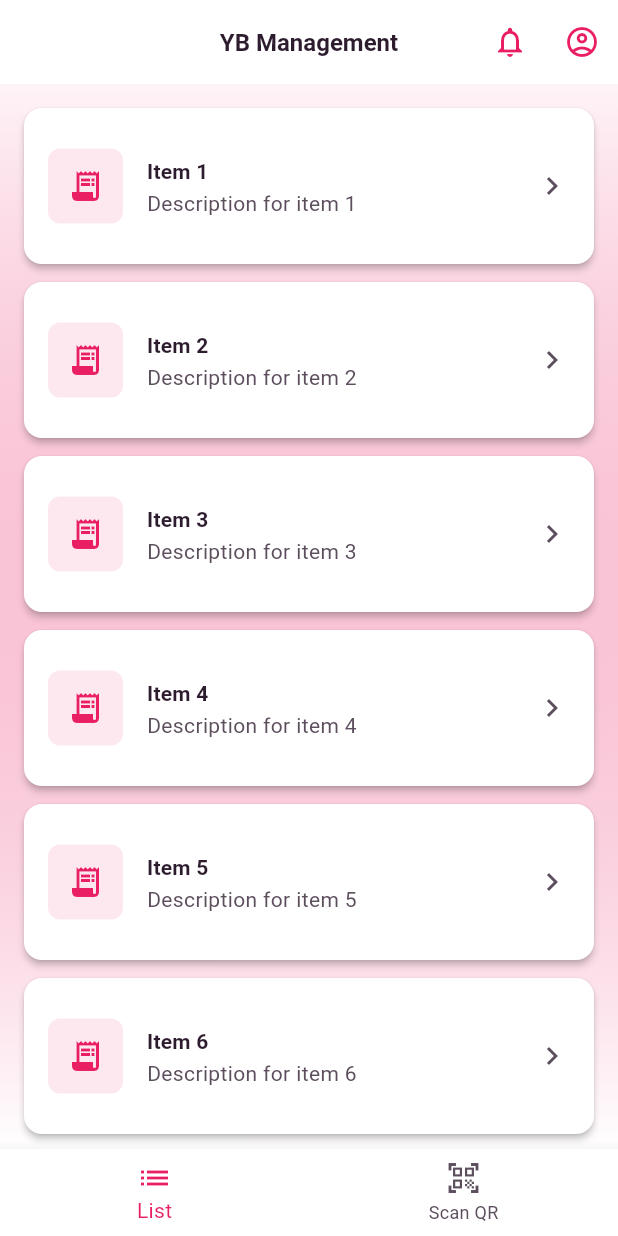
After one commit to illukinati/ticketing-app, a Flutter app: the HomeScreen screen opened by its route, after a tap on the "notifications" icon, on a phone screen of 412 x 824 dp. The commit adds this screen. Run offline on Flutter 3.47's test engine with Material 3 defaults, Android fonts, the phone set to English and light mode, and no system bars; our stand-ins replace go_router.

Commit message:
feat: Implement Home Screen with Bottom Navigation
This commit introduces a new `HomeScreen` which serves as the main screen after login. It features a bottom navigation bar for switching between different views.

Key changes:
- Created `HomeScreen` widget with a `BottomNavigationBar`.
- Implemented `IndexedStack` to manage and display pages for each navigation item.
- Added two placeholder pages:
    - `ListViewPage`: Displays a styled list of items with an AppBar.
    - `ScanQRPage`: A placeholder page for QR code scanning functionality.
- Updated routing in `MyRouter` to include the `/home` path, making `HomeScreen` accessible.
- Modified `LoginScreen` to navigate to `/home` upon successful login.
- Styled `ListViewPage` and `ScanQRPage` with themed elements, including gradients and custom icons.
- `ListViewPage` includes an AppBar with action buttons and list items styled with `Card` and `ListTile`.
- `ScanQRPage` includes an AppBar and a centered placeholder for the QR scanner.

```diff
--- a/lib/presentation/core/router.dart
+++ b/lib/presentation/core/router.dart
@@ -1,10 +1,12 @@
 import 'package:go_router/go_router.dart';
 import 'package:yono_bakrie_app/presentation/screens/splash_screen.dart';
 import 'package:yono_bakrie_app/presentation/screens/login_screen.dart';
+import 'package:yono_bakrie_app/presentation/screens/home_screen.dart';
 
 class MyRouter {
   static String splash = "/";
   static String login = "/login";
+  static String home = "/home";
   static String userDetail = "/user-detail";
 
   static final GoRouter router = GoRouter(
@@ -18,6 +20,10 @@ class MyRouter {
         path: '/login',
         builder: (_, state) => const LoginScreen(),
       ),
+      GoRoute(
+        path: '/home',
+        builder: (_, state) => const HomeScreen(),
+      ),
     ],
   );
 }
--- /dev/null
+++ b/lib/presentation/screens/home_screen.dart
@@ -0,0 +1,54 @@
+import 'package:flutter/material.dart';
+import 'list_view_page.dart';
+import 'scan_qr_page.dart';
+
+class HomeScreen extends StatefulWidget {
+  const HomeScreen({super.key});
+
+  @override
+  State<HomeScreen> createState() => _HomeScreenState();
+}
+
+class _HomeScreenState extends State<HomeScreen> {
+  int _currentIndex = 0;
+
+  final List<Widget> _pages = [
+    const ListViewPage(),
+    const ScanQRPage(),
+  ];
+
+  @override
+  Widget build(BuildContext context) {
+    final colorScheme = Theme.of(context).colorScheme;
+
+    return Scaffold(
+      body: IndexedStack(
+        index: _currentIndex,
+        children: _pages,
+      ),
+      bottomNavigationBar: BottomNavigationBar(
+        currentIndex: _currentIndex,
+        onTap: (index) {
+          setState(() {
+            _currentIndex = index;
+          });
+        },
+        type: BottomNavigationBarType.fixed,
+        backgroundColor: colorScheme.surface,
+        selectedItemColor: colorScheme.primary,
+        unselectedItemColor: colorScheme.onSurfaceVariant,
+        elevation: 8,
+        items: const [
+          BottomNavigationBarItem(
+            icon: Icon(Icons.list),
+            label: 'List',
+          ),
+          BottomNavigationBarItem(
+            icon: Icon(Icons.qr_code_scanner),
+            label: 'Scan QR',
+          ),
+        ],
+      ),
+    );
+  }
+}
--- /dev/null
+++ b/lib/presentation/screens/list_view_page.dart
@@ -0,0 +1,96 @@
+import 'package:flutter/material.dart';
+
+class ListViewPage extends StatelessWidget {
+  const ListViewPage({super.key});
+
+  @override
+  Widget build(BuildContext context) {
+    final colorScheme = Theme.of(context).colorScheme;
+    final textTheme = Theme.of(context).textTheme;
+
+    return Scaffold(
+      backgroundColor: colorScheme.surface,
+      appBar: AppBar(
+        title: Text(
+          'YB Management',
+          style: textTheme.titleLarge?.copyWith(
+            color: colorScheme.onSurface,
+            fontWeight: FontWeight.bold,
+          ),
+        ),
+        backgroundColor: colorScheme.surface,
+        elevation: 0,
+        automaticallyImplyLeading: false,
+        actions: [
+          IconButton(
+            icon: Icon(Icons.notifications_outlined, color: colorScheme.primary),
+            onPressed: () {},
+          ),
+          IconButton(
+            icon: Icon(Icons.account_circle_outlined, color: colorScheme.primary),
+            onPressed: () {},
+          ),
+        ],
+      ),
+      body: Container(
+        decoration: BoxDecoration(
+          gradient: LinearGradient(
+            begin: Alignment.topCenter,
+            end: Alignment.bottomCenter,
+            colors: [
+              colorScheme.primary.withValues(alpha: 0.05),
+              colorScheme.surface,
+            ],
+          ),
+        ),
+        child: ListView.builder(
+          padding: const EdgeInsets.all(16),
+          itemCount: 10,
+          itemBuilder: (context, index) {
+            return Card(
+              margin: const EdgeInsets.only(bottom: 12),
+              elevation: 2,
+              shape: RoundedRectangleBorder(
+                borderRadius: BorderRadius.circular(12),
+              ),
+              child: ListTile(
+                contentPadding: const EdgeInsets.all(16),
+                leading: Container(
+                  width: 50,
+                  height: 50,
+                  decoration: BoxDecoration(
+                    color: colorScheme.primary.withValues(alpha: 0.1),
+                    borderRadius: BorderRadius.circular(8),
+                  ),
+                  child: Icon(
+                    Icons.receipt_long,
+                    color: colorScheme.primary,
+                  ),
+                ),
+                title: Text(
+                  'Item ${index + 1}',
+                  style: textTheme.titleMedium?.copyWith(
+                    fontWeight: FontWeight.w600,
+                  ),
+                ),
+                subtitle: Text(
+                  'Description for item ${index + 1}',
+                  style: textTheme.bodyMedium?.copyWith(
+                    color: colorScheme.onSurfaceVariant,
+                  ),
+                ),
+                trailing: Icon(
+                  Icons.chevron_right,
+                  color: colorScheme.onSurfaceVariant,
+                ),
+                onTap: () {
+                  // Handle item tap
+                },
+              ),
+            );
+          },
+        ),
+      ),
+    );
+  }
+}
--- a/lib/presentation/screens/login_screen.dart
+++ b/lib/presentation/screens/login_screen.dart
@@ -1,4 +1,5 @@
 import 'package:flutter/material.dart';
+import 'package:go_router/go_router.dart';
 import '../widgets/login_header.dart';
 import '../widgets/login_form.dart';
 import '../widgets/login_button.dart';
@@ -79,8 +80,8 @@ class _LoginScreenState extends State<LoginScreen>
       ),
     );
 
-    // Navigate to home screen (placeholder for now)
-    // context.go('/home');
+    // Navigate to home screen
+    context.go('/home');
   }
 
   @override
--- /dev/null
+++ b/lib/presentation/screens/scan_qr_page.dart
@@ -0,0 +1,75 @@
+import 'package:flutter/material.dart';
+
+class ScanQRPage extends StatelessWidget {
+  const ScanQRPage({super.key});
+
+  @override
+  Widget build(BuildContext context) {
+    final colorScheme = Theme.of(context).colorScheme;
+    final textTheme = Theme.of(context).textTheme;
+
+    return Scaffold(
+      backgroundColor: colorScheme.surface,
+      appBar: AppBar(
+        title: Text(
+          'Scan QR Code',
+          style: textTheme.titleLarge?.copyWith(
+            color: colorScheme.onSurface,
+            fontWeight: FontWeight.bold,
+          ),
+        ),
+        backgroundColor: colorScheme.surface,
+        elevation: 0,
+        automaticallyImplyLeading: false,
+      ),
+      body: Container(
+        decoration: BoxDecoration(
+          gradient: LinearGradient(
+            begin: Alignment.topCenter,
+            end: Alignment.bottomCenter,
+            colors: [
+              colorScheme.primary.withValues(alpha: 0.05),
+              colorScheme.surface,
+            ],
+          ),
+        ),
+        child: Center(
+          child: Column(
+            mainAxisAlignment: MainAxisAlignment.center,
+            children: [
+              Container(
+                width: 120,
+                height: 120,
+                decoration: BoxDecoration(
+                  color: colorScheme.primary.withValues(alpha: 0.1),
+                  borderRadius: BorderRadius.circular(16),
+                ),
+                child: Icon(
+                  Icons.qr_code_scanner,
+                  size: 80,
+                  color: colorScheme.primary,
+                ),
+              ),
+              const SizedBox(height: 32),
+              Text(
+                'QR Code Scanner',
+                style: textTheme.headlineSmall?.copyWith(
+                  color: colorScheme.primary,
+                  fontWeight: FontWeight.bold,
+                ),
+              ),
+              const SizedBox(height: 16),
+              Text(
+                'This is a placeholder for the QR code scanner.\nThe actual scanner will be implemented later.',
+                textAlign: TextAlign.center,
+                style: textTheme.bodyLarge?.copyWith(
+                  color: colorScheme.onSurfaceVariant,
+                ),
+              ),
+            ],
+          ),
+        ),
+      ),
+    );
+  }
+}
```
Also changed, not shown: 1 other file.
